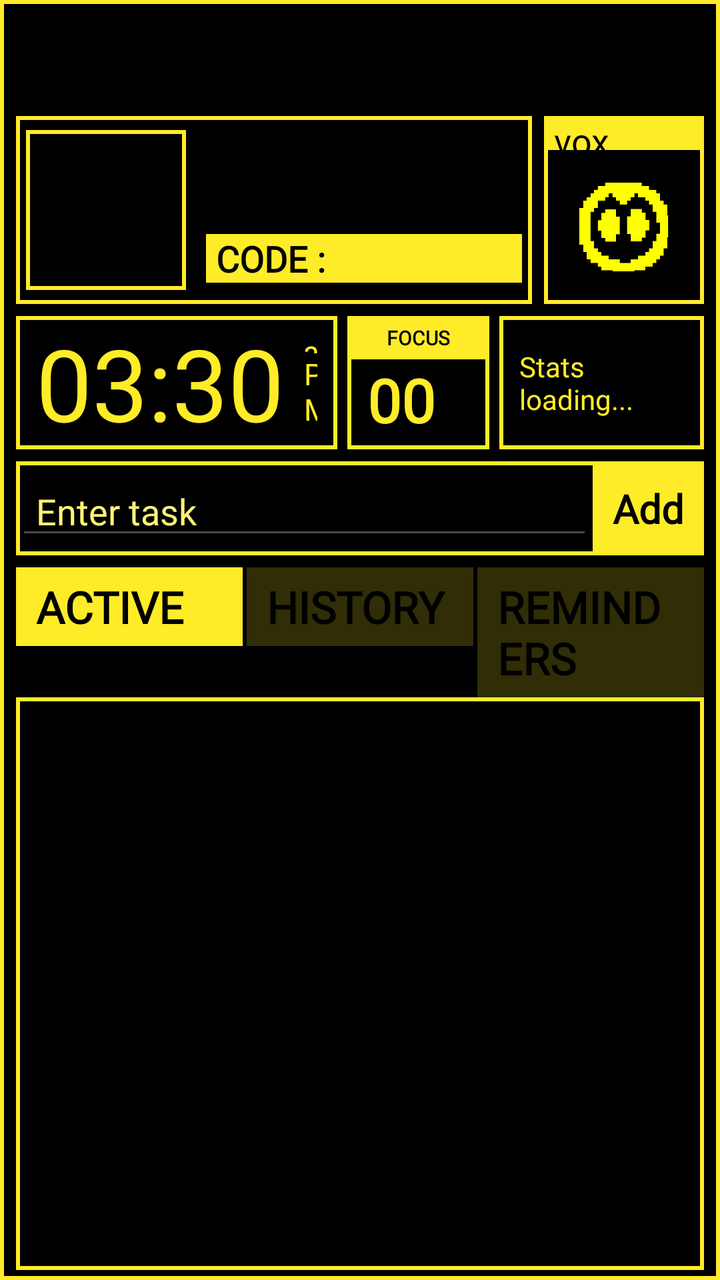
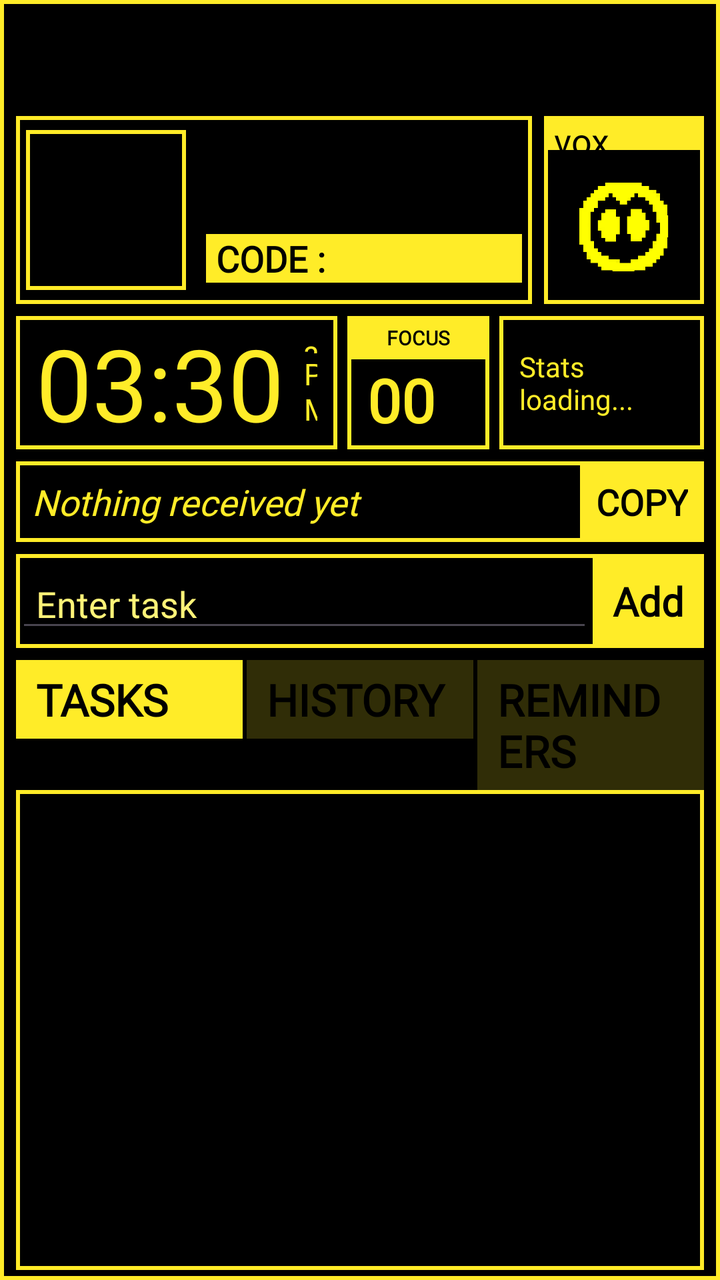

Two renders of the same Android screen: before a commit and after it. Below are the layout's source before the change and the commit's diff.
<!-- AndroidManifest.xml: application theme Theme.VOX -->
<!-- res/layout/activity_main.xml -->
<?xml version="1.0" encoding="utf-8"?>
<androidx.constraintlayout.widget.ConstraintLayout xmlns:android="http://schemas.android.com/apk/res/android"
    xmlns:app="http://schemas.android.com/apk/res-auto"
    xmlns:tools="http://schemas.android.com/tools"
    android:id="@+id/main"
    android:layout_width="match_parent"
    android:layout_height="match_parent"
    tools:context=".ui.main.MainActivity"
    android:background="@color/black">

    <LinearLayout
        android:layout_width="match_parent"
        android:layout_height="match_parent"
        android:background="@drawable/container_m"
        android:padding="5dp"
        android:orientation="vertical"
        app:layout_constraintBottom_toBottomOf="parent"
        app:layout_constraintEnd_toEndOf="parent"
        app:layout_constraintStart_toStartOf="parent"
        app:layout_constraintTop_toTopOf="parent">
        <LinearLayout
            android:layout_width="match_parent"
            android:layout_height="100dp"
            android:layout_marginTop="50dp"
            android:orientation="horizontal">
            <LinearLayout
                android:layout_width="0dp"
                android:layout_height="match_parent"
                android:layout_weight="1"
                android:layout_margin="3dp"
                android:orientation="horizontal"
                android:background="@drawable/container_m"
                android:gravity="center_vertical">
                <ImageView
                    android:id="@+id/myAvatar"
                    android:layout_width="80dp"
                    android:layout_height="80dp"
                    android:layout_margin="5dp"
                    android:background="@drawable/container_m"/>
                <LinearLayout
                    android:layout_width="match_parent"
                    android:layout_height="wrap_content"
                    android:orientation="vertical"
                    android:paddingLeft="5dp">
                    <TextView
                        android:id="@+id/tvUsername"
                        android:layout_width="wrap_content"
                        android:layout_height="wrap_content"
                        android:textSize="18sp"
                        android:fontFamily="@font/lowerpixel"
                        android:textColor="@color/yellow_main"/>
                    <TextView
                        android:id="@+id/tvEmail"
                        android:layout_width="wrap_content"
                        android:layout_height="wrap_content"
                        android:textSize="18sp"
                        android:fontFamily="@font/lowerpixel"
                        android:textColor="@color/yellow_main"/>
                    <TextView
                        android:id="@+id/codeTv"
                        android:layout_width="match_parent"
                        android:layout_height="wrap_content"
                        android:textSize="18sp"
                        android:fontFamily="@font/lowerpixel"
                        android:textColor="@color/black"
                        android:textStyle="bold"
                        android:paddingLeft="5dp"
                        android:layout_marginRight="5dp"
                        android:background="@color/yellow_main"
                        android:text="CODE :"/>
                </LinearLayout>

            </LinearLayout>
            <LinearLayout
                android:layout_width="80dp"
                android:layout_height="match_parent"
                android:orientation="vertical"
                android:layout_margin="3dp"
                android:background="@drawable/container_m">
                <TextView
                    android:layout_width="match_parent"
                    android:layout_height="17dp"
                    android:text="vox"
                    android:background="@color/yellow_main"
                    android:paddingLeft="5dp"
                    android:fontFamily="@font/pixelbold"
                    android:textSize="18sp"
                    android:textColor="@color/black"/>
                <ImageView
                    android:id="@+id/voxEmote"
                    android:layout_width="match_parent"
                    android:layout_height="0dp"
                    android:layout_weight="1"
                    android:layout_margin="8dp"
                    android:src="@drawable/vox_icon_neutral" />

            </LinearLayout>
        </LinearLayout>
        <LinearLayout
            android:layout_width="match_parent"
            android:layout_height="wrap_content"
            android:orientation="horizontal"
            android:layout_margin="3dp"
            android:gravity="center_vertical">
            <LinearLayout
                android:layout_width="wrap_content"
                android:layout_weight="3"
                android:gravity="center"
                android:layout_height="wrap_content"
                android:orientation="horizontal"
                android:background="@drawable/container_m">
            <TextView
                android:id="@+id/tvCurrentTime"
                android:layout_width="wrap_content"
                android:layout_height="wrap_content"
                android:textSize="50sp"
                android:textColor="@color/yellow_main"
                android:text="03:30"
                android:layout_marginLeft="10dp"
                android:fontFamily="@font/lowerpixel"/>
            <LinearLayout
                android:layout_width="wrap_content"
                android:layout_height="match_parent"
                android:orientation="vertical"
                android:layout_margin="10dp">
                <TextView
                    android:layout_width="wrap_content"
                    android:layout_height="0dp"
                    android:id="@+id/tvWeather"
                    android:layout_weight="1"
                    android:text="@string/weather_not_found"
                    android:textSize="15sp"
                    android:textColor="@color/yellow_main"
                    android:fontFamily="@font/lowerpixel"/>
                <TextView
                    android:id="@+id/tvCurrentMeridian"
                    android:layout_width="match_parent"
                    android:layout_height="wrap_content"
                    android:text="PM"
                    android:textSize="15sp"
                    android:textColor="@color/yellow_main"
                    android:fontFamily="@font/lowerpixel"/>
            </LinearLayout>
            </LinearLayout>
            <LinearLayout
                android:layout_weight="1"
                android:layout_width="wrap_content"
                android:layout_height="match_parent"
                android:gravity="center_horizontal"
                android:layout_marginHorizontal="5dp"
                android:orientation="vertical"
                android:background="@drawable/container_m">
                <TextView
                    android:layout_width="match_parent"
                    android:layout_height="wrap_content"
                    android:text="FOCUS"
                    android:textAlignment="center"
                    android:textSize="10sp"
                    android:padding="4dp"
                    android:background="@color/yellow_main"
                    android:textColor="@color/black"
                    android:textStyle="bold"
                    android:fontFamily="@font/highlight"/>
                <TextView
                    android:id="@+id/tvDisciplie"
                    android:layout_width="wrap_content"
                    android:layout_height="wrap_content"
                    android:text="00%"
                    android:textSize="30sp"
                    android:paddingHorizontal="10dp"
                    android:textColor="@color/yellow_main"
                    android:textStyle="bold"
                    android:fontFamily="@font/lowerpixel"/>

            </LinearLayout>
            <LinearLayout
                android:layout_weight="2"
                android:layout_width="wrap_content"
                android:gravity="center"
                android:layout_height="match_parent"
                android:orientation="vertical"
                android:background="@drawable/container_m">
            <TextView
                android:id="@+id/tvStats"
                android:layout_width="wrap_content"
                android:paddingHorizontal="10dp"
                android:layout_height="wrap_content"
                android:text="Stats loading..."
                android:textColor="@color/yellow_main"
                android:fontFamily="@font/lowerpixel"/>
            </LinearLayout>


        </LinearLayout>
        <LinearLayout
            android:layout_width="match_parent"
            android:layout_height="wrap_content"
            android:orientation="horizontal"
            android:layout_margin="3dp"
            android:gravity="center_vertical"
            android:background="@drawable/container_m">
            <EditText
                android:id="@+id/etTask"
                android:layout_width="0dp"
                android:layout_weight="1"
                android:textSize="18sp"
                android:paddingLeft="10dp"
                android:layout_height="wrap_content"
                android:textColor="@color/yellow_secondary"
                android:textColorHint="@color/yellow_secondary"
                android:fontFamily="@font/lowerpixel"
                android:hint="Enter task"/>
                <TextView
                    android:id="@+id/btnAdd"
                    android:layout_width="wrap_content"
                    android:layout_height="wrap_content"
                    android:text="Add"
                    android:soundEffectsEnabled="false"
                    android:textStyle="bold"
                    android:padding="10dp"
                    android:textSize="20sp"
                    android:textColor="@color/black"
                    android:fontFamily="@font/lowerpixel"
                    android:background="@color/yellow_main"/>




        </LinearLayout>
        <LinearLayout
            android:orientation="horizontal"
            android:layout_width="match_parent"
            android:layout_marginTop="3dp"
            android:layout_marginHorizontal="3dp"
            android:layout_height="wrap_content">

            <TextView
                android:layout_height="wrap_content"
                android:layout_width="0dp"
                android:layout_weight="1"
                android:id="@+id/btnActive"
                android:clickable="true"
                android:textSize="22sp"
                android:textStyle="bold"
                android:textColor="@color/black"
                android:background="@color/yellow_main"
                android:fontFamily="@font/pixelbold"
                android:paddingVertical="5dp"
                android:paddingHorizontal="10dp"
                android:text="ACTIVE"
                android:layout_marginRight="2dp"/>
            <TextView
                android:layout_height="wrap_content"
                android:layout_width="0dp"
                android:layout_weight="1"
                android:id="@+id/btnPast"
                android:clickable="true"
                android:textSize="22sp"
                android:textStyle="bold"
                android:textColor="@color/black"
                android:background="@color/yellow_main30"
                android:fontFamily="@font/pixelbold"
                android:paddingVertical="5dp"
                android:paddingHorizontal="10dp"
                android:text="HISTORY"
                android:layout_marginRight="2dp"/>
            <TextView
                android:layout_height="wrap_content"
                android:layout_width="0dp"
                android:layout_weight="1"
                android:id="@+id/btnReminder"
                android:clickable="true"
                android:textSize="22sp"
                android:textStyle="bold"
                android:textColor="@color/black"
                android:background="@color/yellow_main30"
                android:fontFamily="@font/pixelbold"
                android:paddingVertical="5dp"
                android:paddingHorizontal="10dp"
                android:text="REMINDERS"/>

        </LinearLayout>

        <FrameLayout
            android:id="@+id/fragmentContainer"
            android:layout_width="match_parent"
            android:layout_height="0dp"
            android:layout_marginHorizontal="3dp"
            android:background="@drawable/container_m"
            android:layout_weight="1"/>

    </LinearLayout>
</androidx.constraintlayout.widget.ConstraintLayout>
<!-- resources referenced by this layout -->
<resources>
  <color name="black">#FF000000</color>
  <color name="yellow_main">#FFEC28</color>
  <color name="yellow_main30">#30FFEC28</color>
  <color name="yellow_secondary">#FFF378</color>
  <!-- drawable container_m (drawable) -->
  <?xml version="1.0" encoding="utf-8"?>
  <shape xmlns:android="http://schemas.android.com/apk/res/android">
      <stroke android:color="@color/yellow_main" android:width="2dp"/>
  </shape>
  <!-- drawable vox_icon_neutral: png bitmap (drawable, 1216 bytes) -->
  <string name="weather_not_found">"?°C"</string>
  <style name="Theme.VOX" parent="Base.Theme.VOX" />
  <style name="Base.Theme.VOX" parent="Theme.Material3.DayNight.NoActionBar">
          
          
      </style>
</resources>

<!-- the commit's change to res/layout/activity_main.xml (unified diff, before → after) -->
@@ -191,7 +191,85 @@
             </LinearLayout>
 
 
-        </LinearLayout>
+
+        </LinearLayout>
+        <LinearLayout
+            android:id="@+id/clipboardPanel"
+            android:layout_width="match_parent"
+            android:layout_height="wrap_content"
+            android:orientation="horizontal"
+            android:layout_margin="3dp"
+            android:background="@drawable/container_m"
+            android:visibility="visible">
+
+            <TextView
+                android:id="@+id/tvLatestFromPc"
+                android:layout_width="0dp"
+                android:layout_weight="1"
+                android:layout_height="wrap_content"
+                android:text="Nothing received yet"
+                android:textSize="18sp"
+                android:textColor="@color/yellow_main"
+                android:fontFamily="@font/lowerpixel"
+                android:textStyle="italic"
+                android:padding="8dp"
+                android:visibility="visible"/>
+
+            <TextView
+                android:id="@+id/btnCopyToPhone"
+                android:layout_width="wrap_content"
+                android:layout_height="wrap_content"
+                android:text="COPY"
+                android:textStyle="bold"
+                android:clickable="true"
+                android:textSize="18sp"
+                android:textColor="@color/black"
+                android:fontFamily="@font/lowerpixel"
+                android:background="@color/yellow_main"
+                android:padding="8dp"
+                android:visibility="visible"/>
+
+            <EditText
+                android:id="@+id/etManualPaste"
+                android:layout_width="0dp"
+                android:layout_weight="1"
+                android:layout_height="wrap_content"
+                android:hint="Paste text here"
+                android:textStyle="italic"
+                android:textColor="@color/yellow_main"
+                android:textSize="18sp"
+                android:fontFamily="@font/lowerpixel"
+                android:visibility="gone"/>
+
+            <TextView
+                android:id="@+id/btnUploadClipboard"
+                android:layout_width="wrap_content"
+                android:layout_height="wrap_content"
+                android:fontFamily="@font/lowerpixel"
+                android:textSize="18sp"
+                android:textColor="@color/black"
+                android:textStyle="italic"
+                android:background="@color/yellow_main"
+                android:text="SYNC"
+                android:padding="8dp"
+                android:visibility="gone"/>
+            <TextView
+                android:id="@+id/backClipboard"
+                android:layout_width="wrap_content"
+                android:layout_height="wrap_content"
+                android:fontFamily="@font/lowerpixel"
+                android:textSize="18sp"
+                android:textColor="@color/black"
+                android:textStyle="italic"
+                android:background="@color/yellow_main30"
+                android:text="X"
+                android:padding="8dp"
+                android:visibility="gone"/>
+
+
+
+        </LinearLayout>
+
         <LinearLayout
             android:layout_width="match_parent"
             android:layout_height="wrap_content"
@@ -247,7 +325,7 @@
                 android:fontFamily="@font/pixelbold"
                 android:paddingVertical="5dp"
                 android:paddingHorizontal="10dp"
-                android:text="ACTIVE"
+                android:text="TASKS"
                 android:layout_marginRight="2dp"/>
             <TextView
                 android:layout_height="wrap_content"
